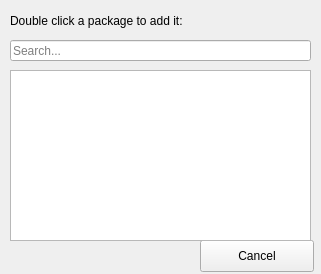
Old version of the form vcbld-gui/add.ui in the repository dreamplayerzhang/vcbld.
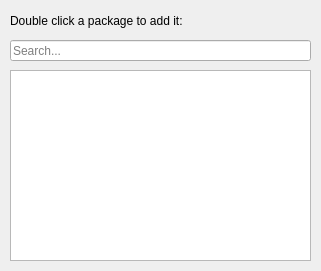
New version of the form.

Patch:
```diff
--- a/vcbld-gui/add.ui
+++ b/vcbld-gui/add.ui
@@ -7,33 +7,20 @@
     <x>0</x>
     <y>0</y>
     <width>321</width>
-    <height>274</height>
+    <height>271</height>
    </rect>
   </property>
   <property name="windowTitle">
    <string>MainWindow</string>
   </property>
   <widget class="QWidget" name="centralwidget">
-   <widget class="QPushButton" name="pushButton">
-    <property name="geometry">
-     <rect>
-      <x>200</x>
-      <y>240</y>
-      <width>114</width>
-      <height>32</height>
-     </rect>
-    </property>
-    <property name="text">
-     <string>Cancel</string>
-    </property>
-   </widget>
    <widget class="QListWidget" name="listWidget">
     <property name="geometry">
      <rect>
       <x>10</x>
       <y>70</y>
       <width>301</width>
-      <height>171</height>
+      <height>191</height>
      </rect>
     </property>
    </widget>
```
